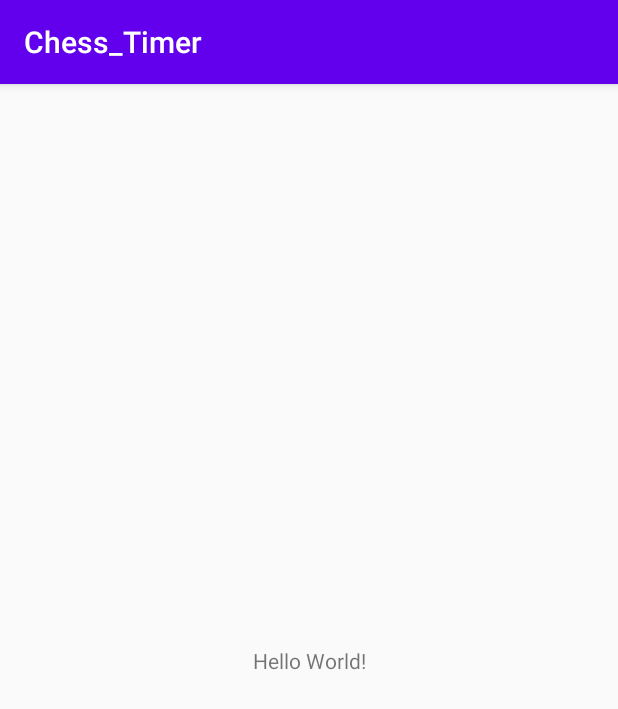
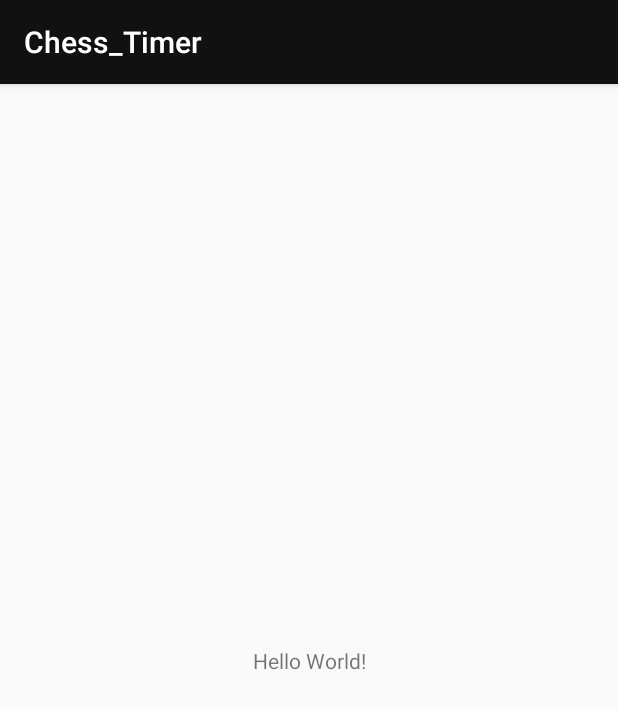
Before and after one commit to jpgiance/Chess-Timer, an Android app: the screen it shows after launch (MainActivity), on a phone screen of 412 x 824 dp. Shown: the top 709 px of the screen. Run offline under Robolectric (Android 15) with nearby library versions, the phone set to English and light mode, and no system bars.

Commit message:
style: added new TimerTheme

```diff
--- a/app/src/main/AndroidManifest.xml
+++ b/app/src/main/AndroidManifest.xml
@@ -8,7 +8,7 @@
         android:label="@string/app_name"
         android:roundIcon="@mipmap/ic_launcher_round"
         android:supportsRtl="true"
-        android:theme="@style/AppTheme">
+        android:theme="@style/TimerTheme">
         <activity android:name=".MainActivity">
             <intent-filter>
                 <action android:name="android.intent.action.MAIN" />
--- a/app/src/main/res/values/colors.xml
+++ b/app/src/main/res/values/colors.xml
@@ -3,4 +3,9 @@
     <color name="colorPrimary">#6200EE</color>
     <color name="colorPrimaryDark">#3700B3</color>
     <color name="colorAccent">#03DAC5</color>
+
+    <color name="colorPrimaryTimer">#292829</color>
+    <color name="colorPrimaryDarkTimer">#111111</color>
+    <color name="colorAccentTimer">#FF4C62</color>
+    <color name="colorGreyTimer">#C4C4C4</color>
 </resources>
--- a/app/src/main/res/values/styles.xml
+++ b/app/src/main/res/values/styles.xml
@@ -8,4 +8,11 @@
         <item name="colorAccent">@color/colorAccent</item>
     </style>
 
+    <!-- Base application theme. -->
+    <style name="TimerTheme" parent="Theme.AppCompat.Light.DarkActionBar">
+        <!-- Customize your theme here. -->
+        <item name="colorPrimary">@color/colorPrimaryDarkTimer</item>
+        <item name="colorPrimaryDark">@color/colorPrimaryDarkTimer</item>
+        <item name="colorAccent">@color/colorAccentTimer</item>
+    </style>
 </resources>
```
